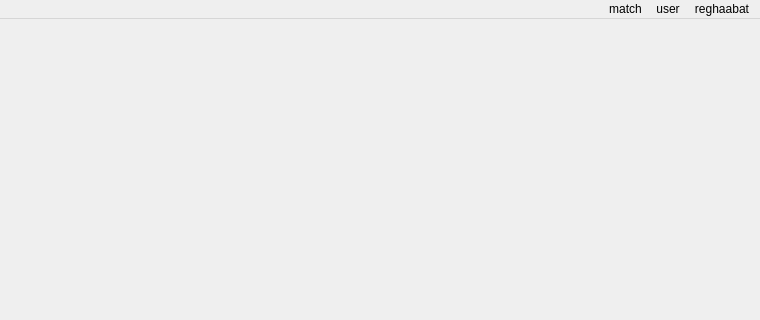
nournia/ketabkhaane, file Client/reghaabat/mainwindow.ui: the form before one commit; both pictures show x 0 to 760 and y 0 to 320 of the 760 by 532 pixel window.
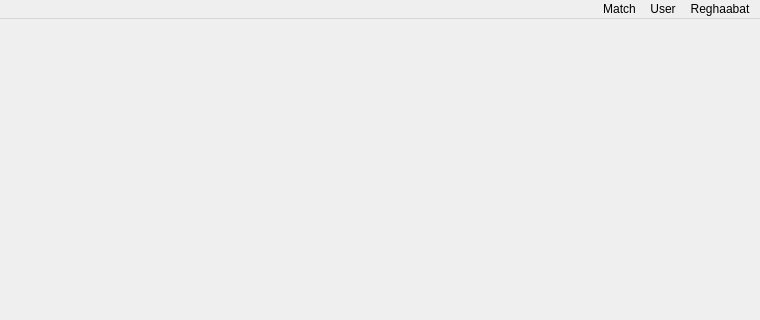
The form after the commit.

Commit message: fixed access permission for import user from library

Diff of the .ui file:
```diff
--- a/Client/reghaabat/mainwindow.ui
+++ b/Client/reghaabat/mainwindow.ui
@@ -43,7 +43,7 @@
    </property>
    <widget class="QMenu" name="menuReghaabat">
     <property name="title">
-     <string>reghaabat</string>
+     <string>Reghaabat</string>
     </property>
     <addaction name="actionLogin"/>
     <addaction name="actionLogout"/>
@@ -54,14 +54,14 @@
    </widget>
    <widget class="QMenu" name="menuUser">
     <property name="title">
-     <string>user</string>
+     <string>User</string>
     </property>
     <addaction name="actionNewUser"/>
     <addaction name="actionEditUser"/>
    </widget>
    <widget class="QMenu" name="menuMatch">
     <property name="title">
-     <string>match</string>
+     <string>Match</string>
     </property>
     <addaction name="actionDeliverMatch"/>
     <addaction name="actionNewMatch"/>
```
Left out of the diff: 4 changed lines with no effect on the pictures. The commit also changes 6 other files.
